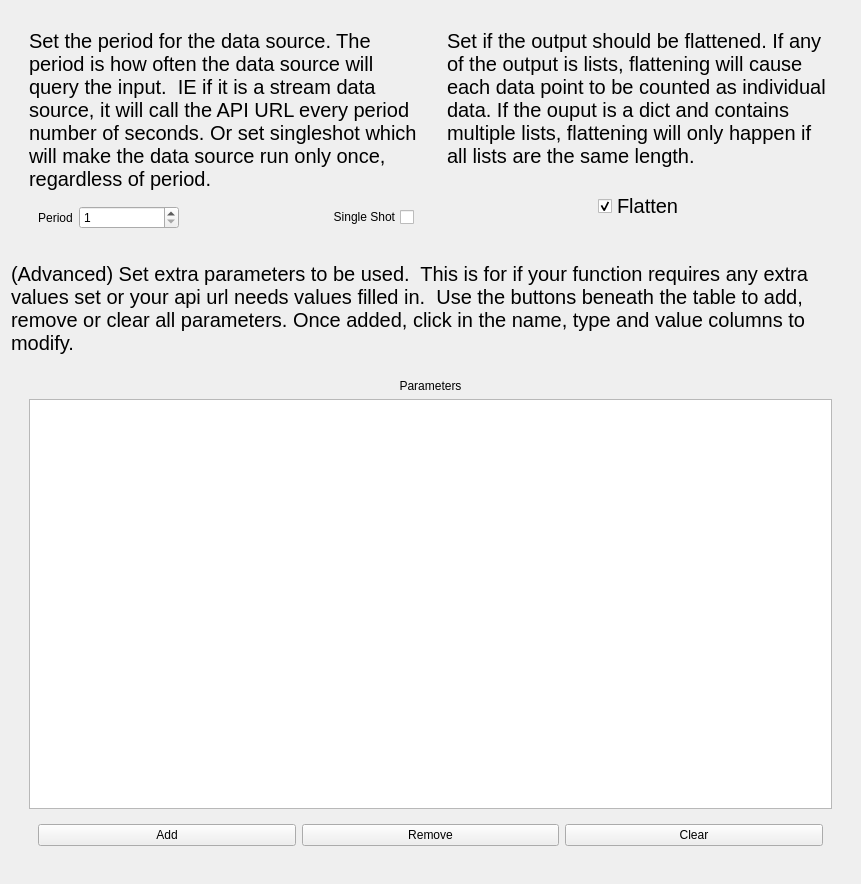
Before: the Qt Designer form howdyCoder/ui/qtUiFiles/createDataSourceParametersPage.ui in rmallow/howdyCoder, drawn with Qt 5.
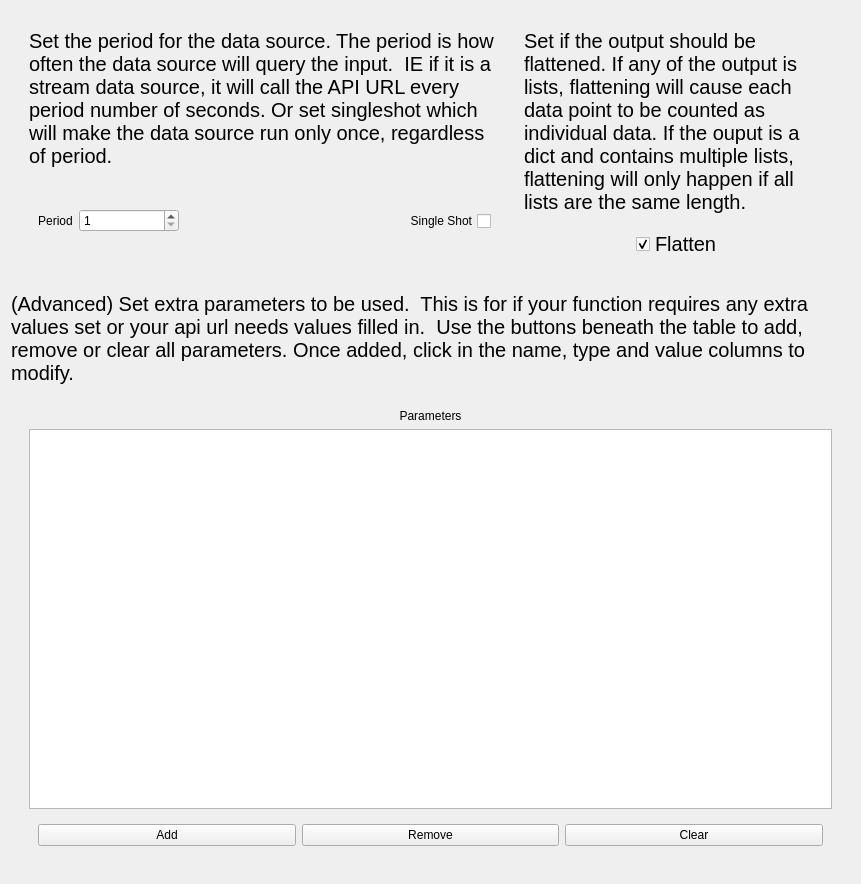
After: the same form once the commit is applied. Custom widgets are drawn as their Qt base class.

Commit message: changing up parameters page for spacing based on if single shot is there or not, adding func selector pages to tutorial and fixing minor func selector code page error

What changed in the file:
```diff
--- a/howdyCoder/ui/qtUiFiles/createDataSourceParametersPage.ui
+++ b/howdyCoder/ui/qtUiFiles/createDataSourceParametersPage.ui
@@ -18,7 +18,13 @@
     <widget class="QWidget" name="widget" native="true">
      <layout class="QHBoxLayout" name="horizontalLayout">
       <item>
-       <widget class="QWidget" name="widget_2" native="true">
+       <widget class="QWidget" name="periodWidgetBox" native="true">
+        <property name="sizePolicy">
+         <sizepolicy hsizetype="Preferred" vsizetype="Preferred">
+          <horstretch>3</horstretch>
+          <verstretch>0</verstretch>
+         </sizepolicy>
+        </property>
         <layout class="QVBoxLayout" name="verticalLayout_2">
          <item>
           <widget class="QLabel" name="periodLabel">
@@ -96,7 +102,13 @@
        </widget>
       </item>
       <item>
-       <widget class="QWidget" name="widget_3" native="true">
+       <widget class="QWidget" name="flattenWidgetBox" native="true">
+        <property name="sizePolicy">
+         <sizepolicy hsizetype="Preferred" vsizetype="Preferred">
+          <horstretch>2</horstretch>
+          <verstretch>0</verstretch>
+         </sizepolicy>
+        </property>
         <layout class="QVBoxLayout" name="verticalLayout_3">
          <item>
           <widget class="QLabel" name="label">
```
The commit also changes 6 other files.
